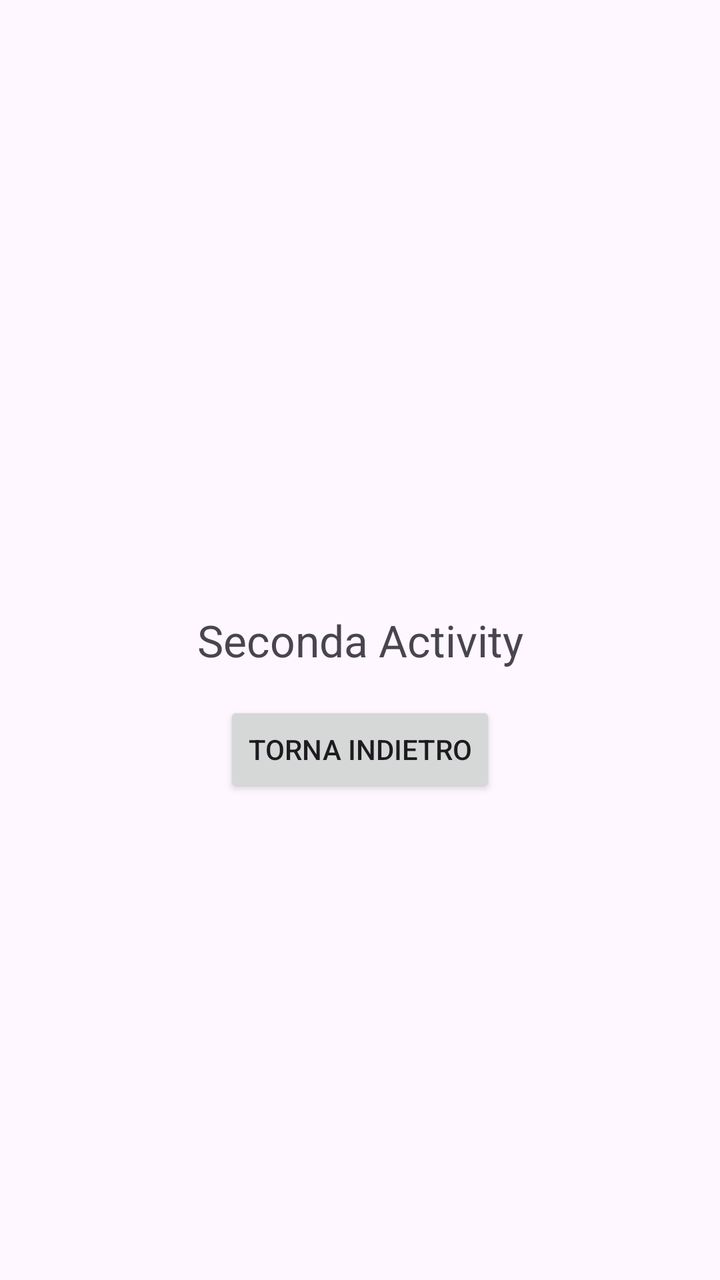
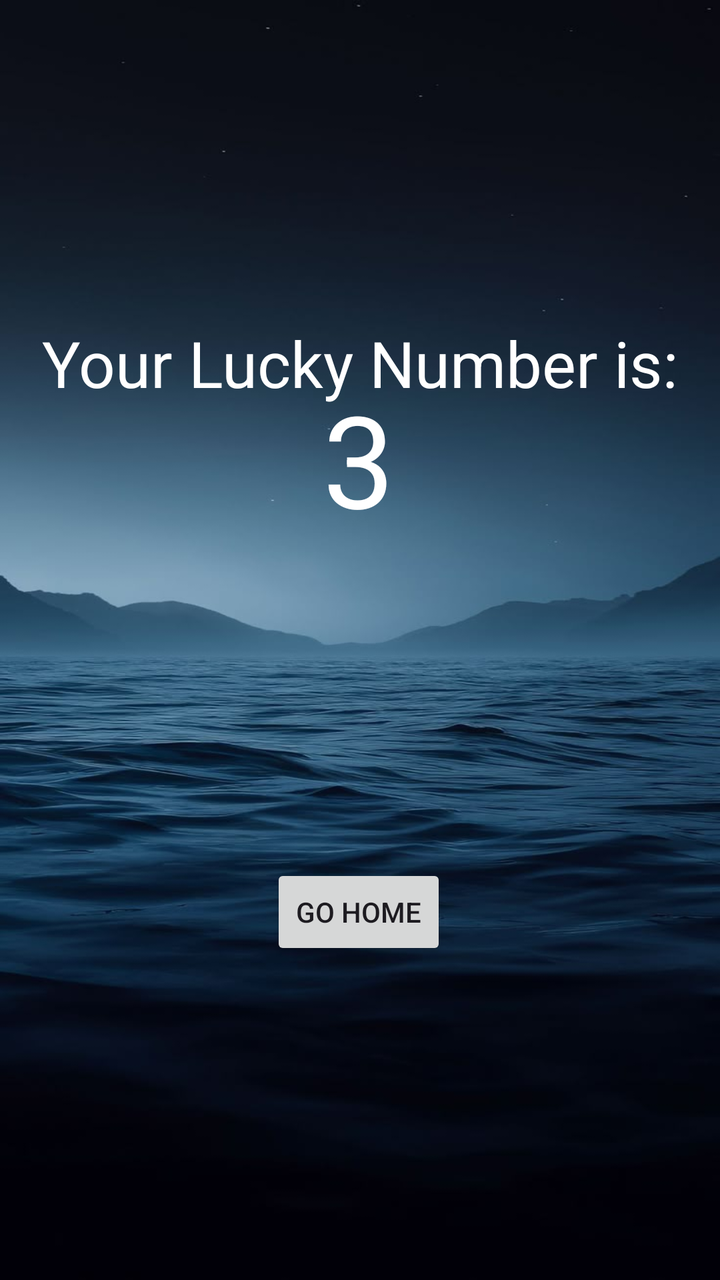

An Android layout rendered at two revisions. The XML below is the earlier revision; the diff shows what the commit changed to produce the second picture.
<!-- AndroidManifest.xml: activity theme Theme.App_life_cycle -->
<!-- res/layout/activity_second.xml -->
<?xml version="1.0" encoding="utf-8"?>
<androidx.constraintlayout.widget.ConstraintLayout xmlns:android="http://schemas.android.com/apk/res/android"
    xmlns:app="http://schemas.android.com/apk/res-auto"
    xmlns:tools="http://schemas.android.com/tools"
    android:id="@+id/main"
    android:layout_width="match_parent"
    android:layout_height="match_parent"
    tools:context=".SecondActivity">

    <TextView
        android:id="@+id/txtSecondTitle"
        android:layout_width="wrap_content"
        android:layout_height="wrap_content"
        android:text="Seconda Activity"
        android:textSize="22sp"
        app:layout_constraintBottom_toBottomOf="parent"
        app:layout_constraintEnd_toEndOf="parent"
        app:layout_constraintStart_toStartOf="parent"
        app:layout_constraintTop_toTopOf="parent" />

    <Button
        android:id="@+id/btnBack"
        android:layout_width="wrap_content"
        android:layout_height="wrap_content"
        android:layout_marginTop="16dp"
        android:text="Torna Indietro"
        app:layout_constraintEnd_toEndOf="parent"
        app:layout_constraintStart_toStartOf="parent"
        app:layout_constraintTop_toBottomOf="@id/txtSecondTitle" />

</androidx.constraintlayout.widget.ConstraintLayout>
<!-- resources referenced by this layout -->
<resources>
  <style name="Theme.App_life_cycle" parent="android:Theme.Material.Light.NoActionBar" />
</resources>

<!-- the commit's change to res/layout/activity_second.xml (unified diff, before → after) -->
@@ -5,27 +5,43 @@
     android:id="@+id/main"
     android:layout_width="match_parent"
     android:layout_height="match_parent"
+    android:background="@drawable/even_numb"
     tools:context=".SecondActivity">
 
     <TextView
-        android:id="@+id/txtSecondTitle"
+        android:id="@+id/textV3Activ2"
         android:layout_width="wrap_content"
         android:layout_height="wrap_content"
-        android:text="Seconda Activity"
-        android:textSize="22sp"
-        app:layout_constraintBottom_toBottomOf="parent"
+        android:layout_marginTop="160dp"
+        android:text="Your Lucky Number is:"
+        android:textSize="32dp"
+        android:textColor="@color/white"
         app:layout_constraintEnd_toEndOf="parent"
+        app:layout_constraintHorizontal_bias="0.498"
         app:layout_constraintStart_toStartOf="parent"
         app:layout_constraintTop_toTopOf="parent" />
 
-    <Button
-        android:id="@+id/btnBack"
+    <TextView
+        android:id="@+id/luckyNumtext2"
         android:layout_width="wrap_content"
         android:layout_height="wrap_content"
-        android:layout_marginTop="16dp"
-        android:text="Torna Indietro"
-        app:layout_constraintEnd_toEndOf="parent"
-        app:layout_constraintStart_toStartOf="parent"
-        app:layout_constraintTop_toBottomOf="@id/txtSecondTitle" />
+        android:text="3"
+        android:textColor="@color/white"
+        android:textSize="64dp"
+        android:layout_marginBottom="368dp"
+        app:layout_constraintBottom_toBottomOf="parent"
+        app:layout_constraintEnd_toEndOf="@+id/textV3Activ2"
+        app:layout_constraintHorizontal_bias="0.498"
+        app:layout_constraintStart_toStartOf="@+id/textV3Activ2" />
+
+    <Button
+        android:id="@+id/btnHome"
+        android:layout_width="wrap_content"
+        android:layout_height="wrap_content"
+        android:layout_marginBottom="160dp"
+        android:text="Go Home"
+        app:layout_constraintBottom_toBottomOf="parent"
+        app:layout_constraintEnd_toEndOf="@+id/luckyNumtext2"
+        app:layout_constraintStart_toStartOf="@+id/luckyNumtext2" />
 
 </androidx.constraintlayout.widget.ConstraintLayout>
<!-- resource entries referenced after the edit -->
@@ -1,5 +1,7 @@
 <!-- resources referenced by this layout -->
 <resources>
+  <color name="white">#FFFFFFFF</color>
+  <!-- drawable even_numb: jpg bitmap (drawable, 49352 bytes) -->
   <style name="Theme.App_life_cycle" parent="android:Theme.Material.Light.NoActionBar" />
 </resources>
 
